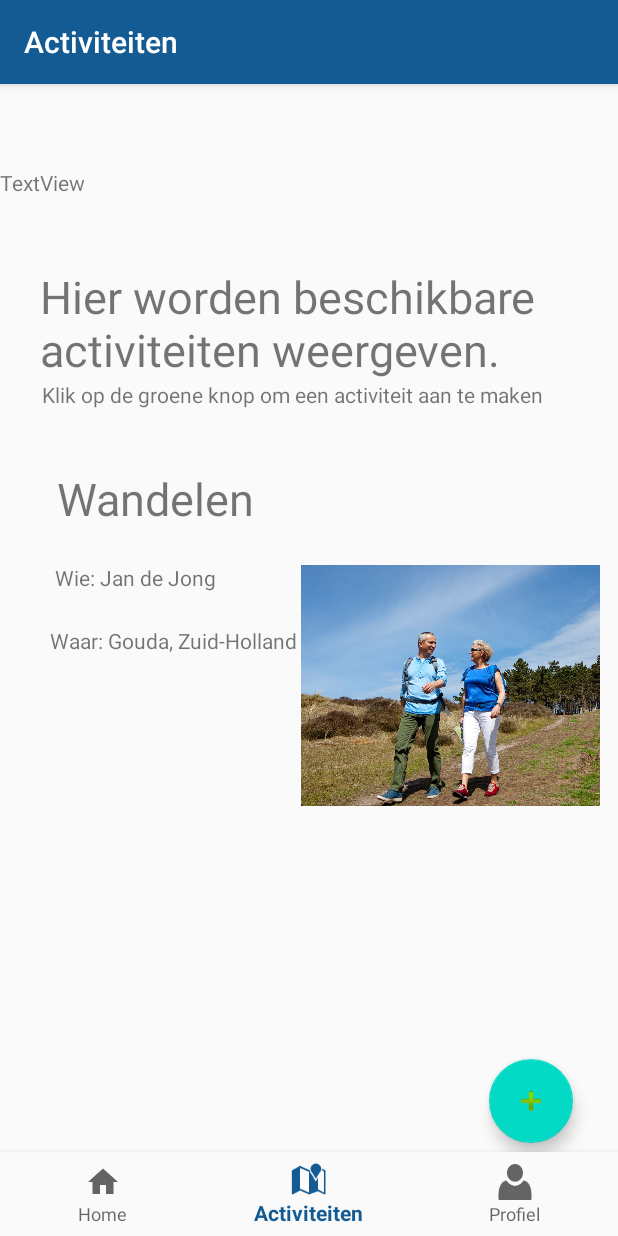
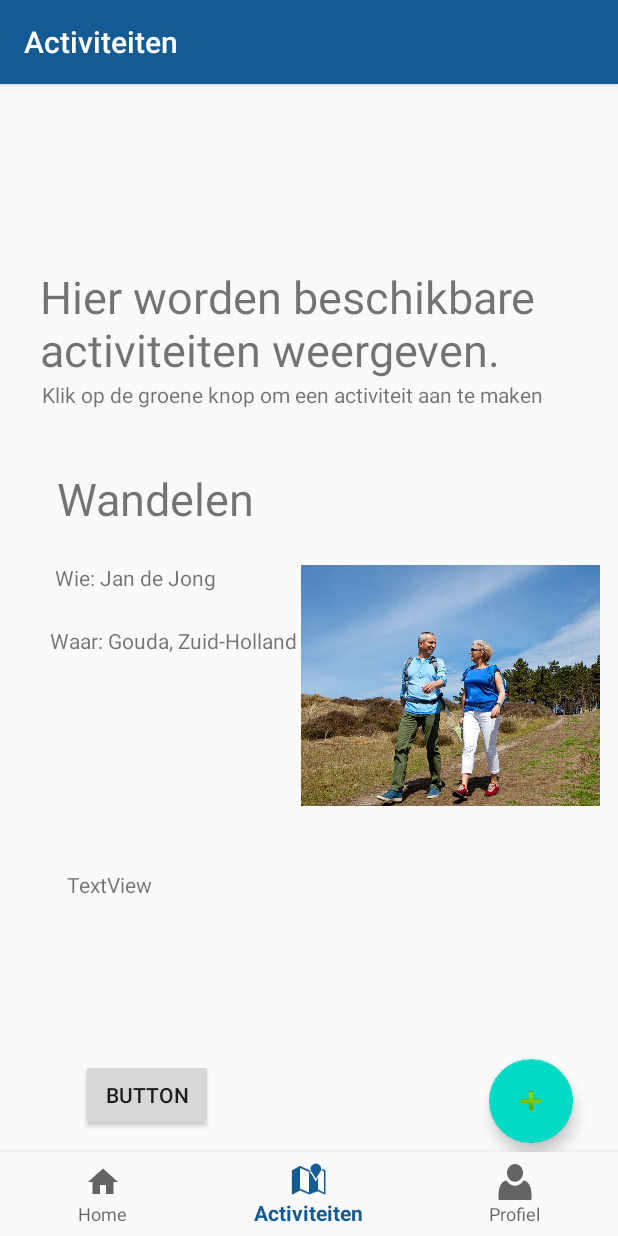
Before and after one commit to ivohk/BoxOuwe, an Android app: the DashboardFragment screen opened through its navigation route, on a phone screen of 412 x 824 dp. Run offline under Robolectric (Android 15) with nearby library versions, the phone set to English and light mode, and no system bars; our stand-ins replace navigation-ui.

Commit message:
1910middag

```diff
--- a/app/build.gradle
+++ b/app/build.gradle
@@ -31,6 +31,7 @@ dependencies {
     implementation 'androidx.navigation:navigation-ui:2.3.0'
     implementation 'androidx.lifecycle:lifecycle-extensions:2.2.0'
     implementation 'androidx.annotation:annotation:1.1.0'
+    implementation 'androidx.legacy:legacy-support-v4:1.0.0'
     testImplementation 'junit:junit:4.12'
     androidTestImplementation 'androidx.test.ext:junit:1.1.2'
     androidTestImplementation 'androidx.test.espresso:espresso-core:3.3.0'
--- a/app/src/main/java/com/example/boxouwe3/data/database.java
+++ b/app/src/main/java/com/example/boxouwe3/data/database.java
@@ -31,7 +31,7 @@ public class Database extends SQLiteOpenHelper {
         mydatabase.execSQL("CREATE TABLE IF NOT EXISTS mydatabase.Bericht       ( bericht_id INT(20) NOT NULL PRIMARY KEY AUTOINCREMENT , chat_id INT(20) NOT NULL REFERENCES Chat(chat_id) , verstuurder INT(10) NOT NULL REFERENCES Gebruiker(gebruiker_id) , bericht TEXT NOT NULL , datum DATETIME(0) NOT NULL )");
         mydatabase.execSQL("CREATE TABLE IF NOT EXISTS mydatabase.Recensie      ( recensie_id INT(10) NOT NULL PRIMARY KEY AUTOINCREMENT , schrijver INT(10) NOT NULL , gerecenseerde INT(10) NOT NULL , recensie TEXT NOT NULL , sterren CHAR NOT NULL CHECK (0 > sterren <= 5) , datum DATETIME(0) NOT NULL , verwijderd BOOLEAN NOT NULL )");
         mydatabase.execSQL("CREATE TABLE IF NOT EXISTS mydatabase.Gerapporteerd ( report_id INT(20) NOT NULL PRIMARY KEY AUTOINCREMENT , recensie_id INT(10) NOT NULL REFERENCES Recensie(recensie_id) , rapporteerder_id INT(10) NOT NULL REFERENCES Gebruiker(gebruiker_id) )");
-        mydatabase.execSQL("CREATE TABLE IF NOT EXISTS mydatabase.Activiteit    ( activiteit_id INT(20) NOT NULL PRIMARY KEY AUTOINCREMENT , gebruiker_id INT(10) NOT NULL REFERENCES Gebruiker(gebruiker_id) , soort_activiteit TEXT NOT NULL CHECK ( soort_activiteit IN ('schaken' , 'wandelen', 'kaarten' , 'puzzelen' , 'bakken' , 'koken' , 'tuinieren' , 'musea bezoeken') , begintijd DATETIME(0) NOT NULL , eindtijd DATETIME(0) NOT NULL , locatie TEXT NOT NULL , opmerkingen TEXT NOT NULL , acceptor_id INT(10) NOT NULL REFERENCES Gebruiker(gebruiker_id) )");
+        mydatabase.execSQL("CREATE TABLE IF NOT EXISTS mydatabase.Activiteit    ( activiteit_id INT(20) NOT NULL PRIMARY KEY AUTOINCREMENT , gebruiker_id INT(10) NOT NULL REFERENCES Gebruiker(gebruiker_id) , soort_activiteit TEXT NOT NULL CHECK ( soort_activiteit IN ('schaken' , 'wandelen', 'kaarten' , 'puzzelen' , 'bakken' , 'koken' , 'tuinieren' , 'musea bezoeken')) , begintijd DATETIME(0) NOT NULL , eindtijd DATETIME(0) NOT NULL , locatie TEXT NOT NULL , opmerkingen TEXT NOT NULL , acceptor_id INT(10) REFERENCES Gebruiker(gebruiker_id) )");
         mydatabase.execSQL("CREATE TABLE IF NOT EXISTS mydatabase.Reactie       ( reactie_id INT(22) NOT NULL PRIMARY KEY AUTOINCREMENT , activiteit_id INT(20) NOT NULL REFERENCES Activiteit(activiteit_id) , gebruiker_id INT(10) NOT NULL REFERENCES Gebruiker(gebruiker_id) , reactie TEXT NOT NULL , datum DATETIME(0) NOT NULL )");
     }
 
--- a/app/src/main/java/com/example/boxouwe3/ui/dashboard/DashboardFragment.java
+++ b/app/src/main/java/com/example/boxouwe3/ui/dashboard/DashboardFragment.java
@@ -1,6 +1,7 @@
 package com.example.boxouwe3.ui.dashboard;
 
-import android.app.Person;
+import android.app.FragmentManager;
+import android.app.FragmentTransaction;
 import android.content.Intent;
 import android.os.Bundle;
 import android.view.LayoutInflater;
@@ -15,18 +16,12 @@ import androidx.fragment.app.Fragment;
 import androidx.lifecycle.Observer;
 import androidx.lifecycle.ViewModelProviders;
 
-import com.example.boxouwe3.FirstFragment;
-import com.example.boxouwe3.MainActivity;
 import com.example.boxouwe3.NieuweAct;
 import com.example.boxouwe3.R;
+
+import static android.content.Intent.getIntentOld;
 //waarom pakt die hem hier?
-import com.example.boxouwe3.data.LoginDataSource;
-import com.example.boxouwe3.data.Result;
-import com.example.boxouwe3.data.model.LoggedInUser;
 
-import java.io.IOException;
-import com.example.boxouwe3.NieuweAct;
-import com.example.boxouwe3.ui.login.LoginActivity;
 
 public class DashboardFragment extends Fragment {
 
@@ -43,6 +38,7 @@ public class DashboardFragment extends Fragment {
         }
     });*/
 
+
     public View onCreateView(@NonNull LayoutInflater inflater,
                              ViewGroup container, Bundle savedInstanceState) {
         dashboardViewModel =
@@ -57,14 +53,39 @@ public class DashboardFragment extends Fragment {
         });
         final View view = inflater.inflate(R.layout.fragment_dashboard, container, false);
         final View button = view.findViewById(R.id.floatingActionButton22);
-        //button knop = button.findViewById(R.id.floatingActionButton2)
+        final View buttonUpdate = view.findViewById(R.id.Update);
+
+        Intent intent = getActivity().getIntent();
+        final String Naam = intent.getStringExtra("Name");
+        //final String Naam = String.valueOf(intent.getIntExtra("Name", 0));
+        final String Locatie = String.valueOf(intent.getIntExtra("Locatie", 0));
+
+        final TextView usertext = getActivity().findViewById(R.id.textViewUser);
+
+
+
+        /*buttonUpdate.setOnClickListener(new View.OnClickListener() {
+            @Override
+            public void onClick(View v) {
+                usertext.setText(Naam);
+
+
+            }
+        });*/
+
+
+
         button.setOnClickListener(
                 new View.OnClickListener() {
                     @Override
                     public void onClick(View view) {
                         Intent i = new Intent(getContext(), NieuweAct.class);
                         startActivity(i);
-
+                       /* AanmakenActiviteitFragment nextFrag= new AanmakenActiviteitFragment();
+                        getActivity().getSupportFragmentManager().beginTransaction()
+                                .replace(R.id.navigation_dashboard, nextFrag, "findThisFragment")
+                                .addToBackStack(null)
+                                .commit();*/
                     }
                 }
         );
--- a/app/src/main/res/layout/activity_nieuwe.xml
+++ b/app/src/main/res/layout/activity_nieuwe.xml
@@ -29,7 +29,7 @@
     <include layout="@layout/content_nieuwe" />
 
     <com.google.android.material.floatingactionbutton.FloatingActionButton
-        android:id="@+id/fab"
+        android:id="@+id/fab21"
         android:onClick="verstuur"
         android:layout_width="wrap_content"
         android:layout_height="wrap_content"
--- a/app/src/main/res/layout/fragment_dashboard.xml
+++ b/app/src/main/res/layout/fragment_dashboard.xml
@@ -108,12 +108,32 @@
         app:layout_constraintTop_toBottomOf="@+id/textView4"
         app:layout_constraintVertical_bias="1.0" />
 
-    <TextView
-        android:id="@+id/textViewdoorgebruiker"
+    <Button
+        android:id="@+id/Update"
         android:layout_width="wrap_content"
         android:layout_height="wrap_content"
+        android:layout_marginStart="53dp"
+        android:layout_marginTop="269dp"
+        android:layout_marginEnd="184dp"
+        android:layout_marginBottom="70dp"
+        android:text="Button"
+        app:layout_constraintBottom_toBottomOf="parent"
+        app:layout_constraintEnd_toStartOf="@+id/floatingActionButton22"
+        app:layout_constraintStart_toStartOf="parent"
+        app:layout_constraintTop_toBottomOf="@+id/textView6" />
+
+    <TextView
+        android:id="@+id/textViewUser"
+        android:layout_width="97dp"
+        android:layout_height="66dp"
+        android:layout_marginStart="44dp"
+        android:layout_marginTop="143dp"
+        android:layout_marginEnd="270dp"
+        android:layout_marginBottom="60dp"
         android:text="TextView"
-        tools:layout_editor_absoluteX="33dp"
-        tools:layout_editor_absoluteY="492dp" />
+        app:layout_constraintBottom_toTopOf="@+id/Update"
+        app:layout_constraintEnd_toEndOf="parent"
+        app:layout_constraintStart_toStartOf="parent"
+        app:layout_constraintTop_toBottomOf="@+id/textView6" />
 
 </androidx.constraintlayout.widget.ConstraintLayout>
--- a/app/src/main/res/values/strings.xml
+++ b/app/src/main/res/values/strings.xml
@@ -21,4 +21,6 @@
 
     <string name="hello_first_fragment">Hello first fragment</string>
     <string name="hello_second_fragment">Hello second fragment. Arg: %1$s</string>
+    <!-- TODO: Remove or change this placeholder text -->
+    <string name="hello_blank_fragment">Hello blank fragment</string>
 </resources>
```
Also changed, not shown: app/src/main/java/com/example/boxouwe3/NieuweAct.java (+31 -5 lines), app/src/main/java/com/example/boxouwe3/ui/dashboard/AanmakenActiviteitFragment.java (added, +131 -0 lines), app/src/main/res/layout/fragment_aanmaken_activiteit.xml (added, +55 -0 lines).
